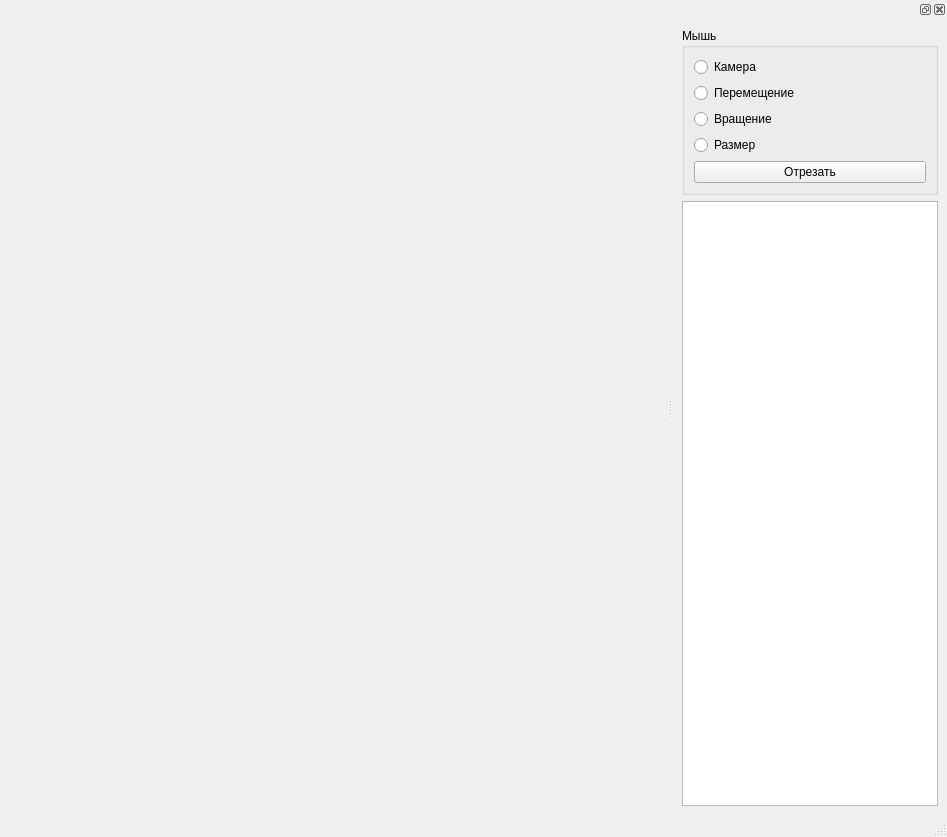
ncPUMA/Qt3dSimpleCppExamples, file MovablePlane/mainwindow.ui: the form before one commit.
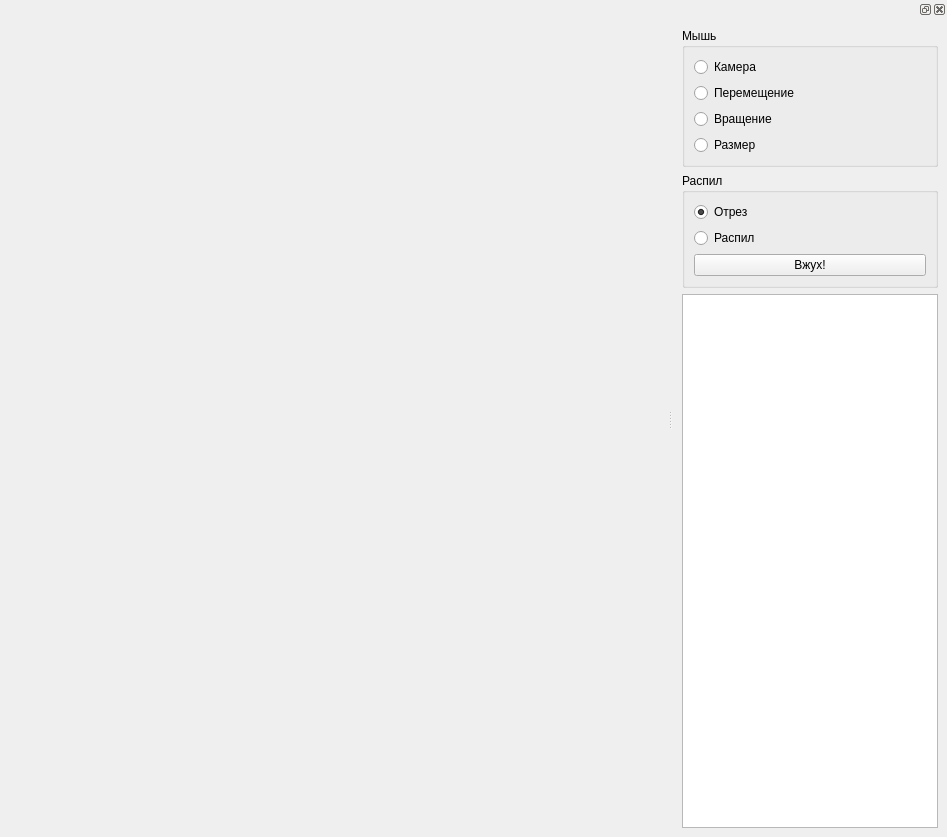
The form after the commit.

Commit message: Add split shaders

```diff
--- a/MovablePlane/mainwindow.ui
+++ b/MovablePlane/mainwindow.ui
@@ -24,7 +24,6 @@
     </rect>
    </property>
   </widget>
-  <widget class="QStatusBar" name="statusbar"/>
   <widget class="QDockWidget" name="dockWidget">
    <attribute name="dockWidgetArea">
     <number>2</number>
@@ -65,10 +64,36 @@
           </property>
          </widget>
         </item>
+       </layout>
+      </widget>
+     </item>
+     <item>
+      <widget class="QGroupBox" name="groupBox_2">
+       <property name="title">
+        <string>Распил</string>
+       </property>
+       <layout class="QVBoxLayout" name="verticalLayout_3">
+        <item>
+         <widget class="QRadioButton" name="sbCut">
+          <property name="text">
+           <string>Отрез</string>
+          </property>
+          <property name="checked">
+           <bool>true</bool>
+          </property>
+         </widget>
+        </item>
+        <item>
+         <widget class="QRadioButton" name="sbSplit">
+          <property name="text">
+           <string>Распил</string>
+          </property>
+         </widget>
+        </item>
         <item>
          <widget class="QPushButton" name="pbClip">
           <property name="text">
-           <string>Отрезать</string>
+           <string>Вжух!</string>
           </property>
          </widget>
         </item>
```
The commit also changes 6 other files.
